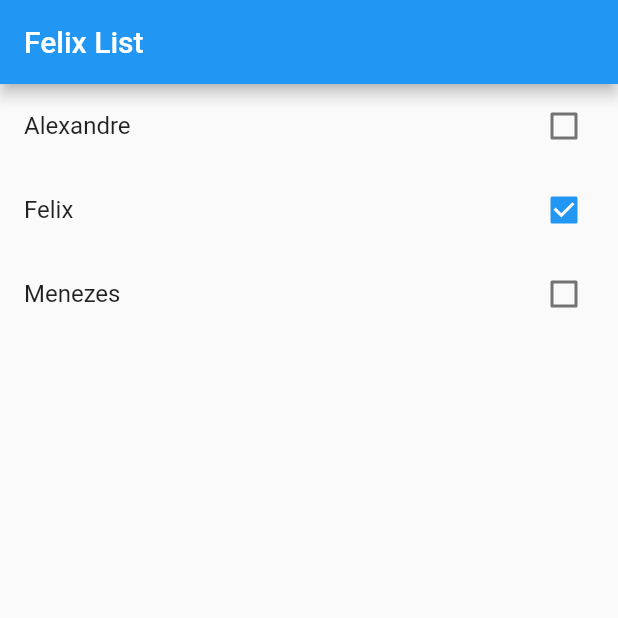
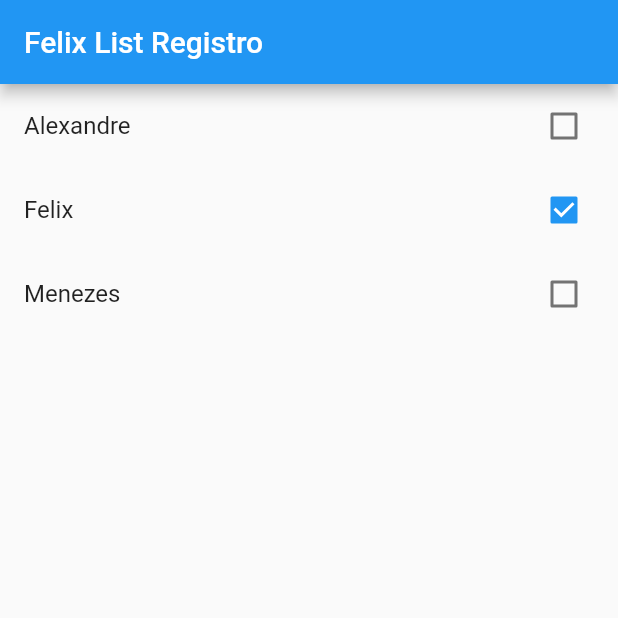
Before and after one commit to Alexandrefelix07/meu_app, a Flutter app: the screen it shows after launch, on a phone screen of 412 x 824 dp, the top half of it. Run offline on Flutter 3.47's test engine with Material 2 defaults, Android fonts, the phone set to English and light mode, and no system bars.

```diff
--- a/lib/main.dart
+++ b/lib/main.dart
@@ -36,7 +36,7 @@ class _HomePageState extends State<HomePage> {
   Widget build(BuildContext context) {
     return Scaffold(
       appBar: AppBar(
-        title: Text("Felix List"),
+        title: Text("Felix List Registro"),
       ),
       body: ListView.builder(
         itemCount: widget.itens.length,
```
